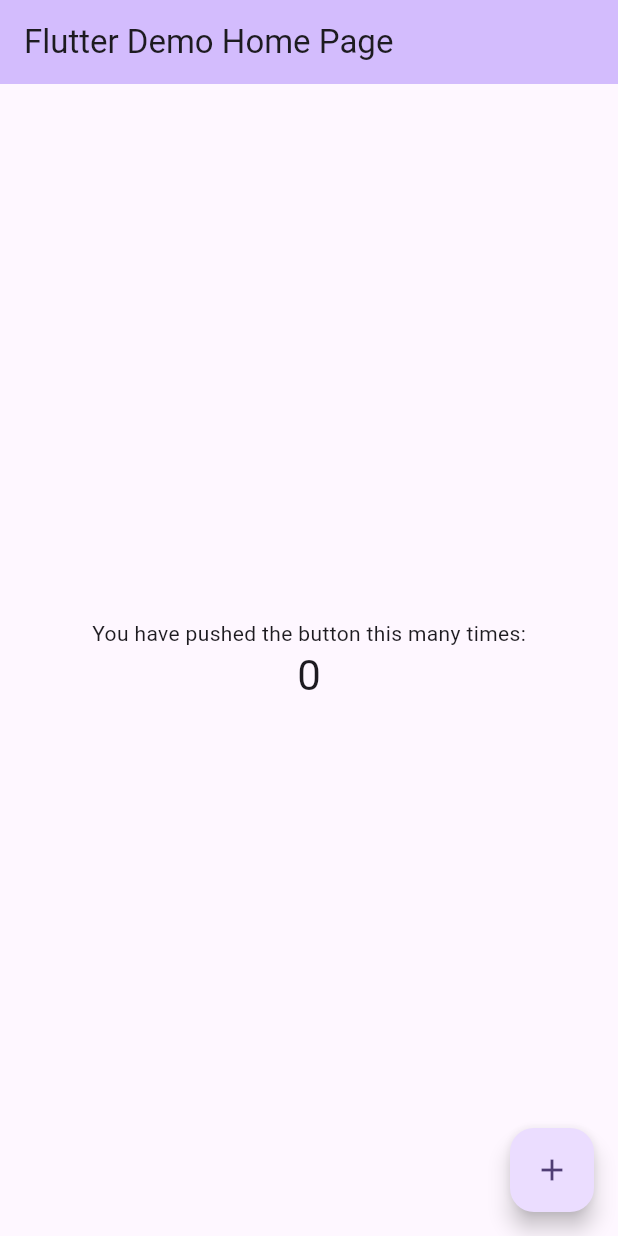
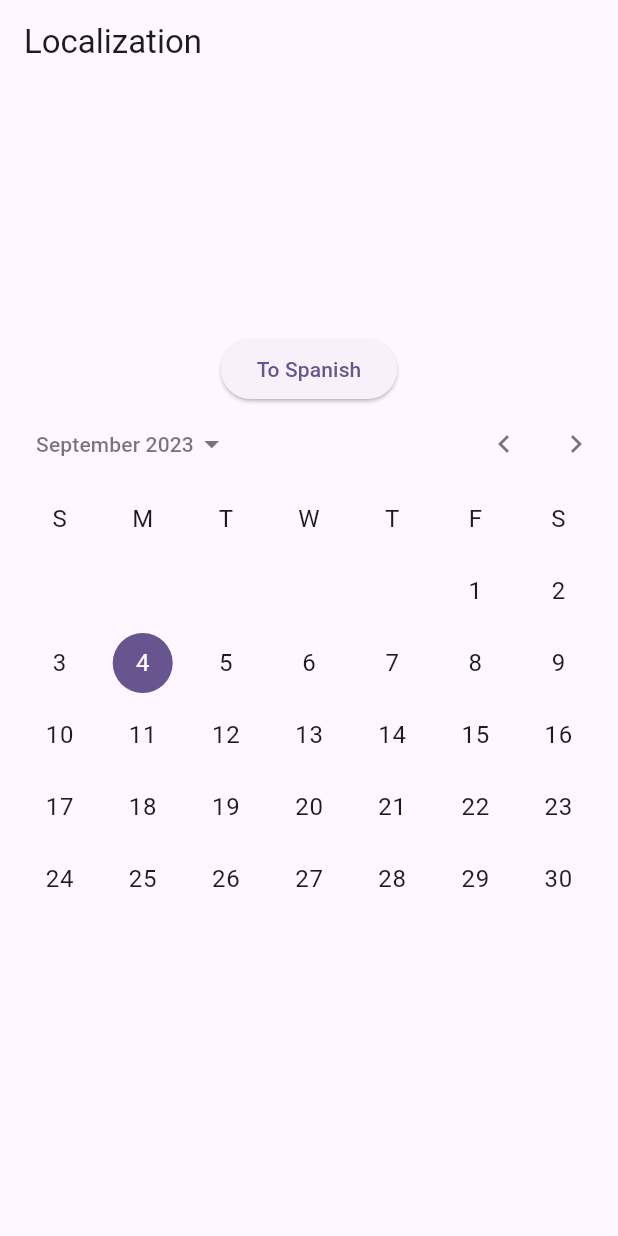
Before and after one commit to salim2468/flutter_animation-project-name, a Flutter app: the screen it shows after launch, on a phone screen of 412 x 824 dp. Run offline on Flutter 3.47's test engine with Material 2 defaults, Android fonts, the phone set to English and light mode, and no system bars.

Commit message:
localizing calender

```diff
--- a/lib/main.dart
+++ b/lib/main.dart
@@ -1,4 +1,5 @@
 import 'package:flutter/material.dart';
+import 'package:flutter_localizations/flutter_localizations.dart';
 
 void main() {
   runApp(const MyApp());
@@ -16,54 +17,74 @@ class MyApp extends StatelessWidget {
         colorScheme: ColorScheme.fromSeed(seedColor: Colors.deepPurple),
         useMaterial3: true,
       ),
-      home: const MyHomePage(title: 'Flutter Demo Home Page'),
+      localizationsDelegates: const [
+        GlobalMaterialLocalizations.delegate,
+        GlobalWidgetsLocalizations.delegate,
+        GlobalCupertinoLocalizations.delegate,
+      ],
+      supportedLocales: const [
+        Locale('en'), // English
+        Locale('es'), // Spanish
+      ],
+      home: const MyWidget(),
     );
   }
 }
 
-class MyHomePage extends StatefulWidget {
-  const MyHomePage({super.key, required this.title});
-  final String title;
+class MyWidget extends StatefulWidget {
+  const MyWidget({super.key});
 
   @override
-  State<MyHomePage> createState() => _MyHomePageState();
+  State<MyWidget> createState() => _MyWidgetState();
 }
 
-class _MyHomePageState extends State<MyHomePage> {
-  int _counter = 0;
-
-  void _incrementCounter() {
-    setState(() {
-      _counter++;
-    });
-  }
-
+class _MyWidgetState extends State<MyWidget> {
+  bool isEng = true;
   @override
   Widget build(BuildContext context) {
     return Scaffold(
       appBar: AppBar(
-        backgroundColor: Theme.of(context).colorScheme.inversePrimary,
-        title: Text(widget.title),
+        title: const Text('Localization'),
       ),
       body: Center(
         child: Column(
           mainAxisAlignment: MainAxisAlignment.center,
           children: <Widget>[
-            const Text(
-              'You have pushed the button this many times:',
-            ),
-            Text(
-              '$_counter',
-              style: Theme.of(context).textTheme.headlineMedium,
+            ElevatedButton(
+                onPressed: () {
+                  setState(() {
+                    isEng = !isEng;
+                  });
+                },
+                child: isEng
+                    ? const Text("To Spanish")
+                    : const Text("To English")),
+            // Add the following code
+            Localizations.override(
+              context: context,
+              locale: Locale(isEng ? 'en' : 'es'),
+              // Using a Builder to get the correct BuildContext.
+              // Alternatively, you can create a new widget and Localizations.override
+              // will pass the updated BuildContext to the new widget.
+              child: Builder(
+                builder: (context) {
+                  // A toy example for an internationalized Material widget.
+                  return Column(
+                    children: [
+                      CalendarDatePicker(
+                        initialDate: DateTime.now(),
+                        firstDate: DateTime(1900),
+                        lastDate: DateTime(2100),
+                        onDateChanged: (value) {},
+                      ),
+                    ],
+                  );
+                },
+              ),
             ),
           ],
         ),
       ),
-      floatingActionButton: FloatingActionButton(
-        onPressed: _incrementCounter,
-        tooltip: 'Increment',
-        child: const Icon(Icons.add),
-      ),
     );
   }
 }
--- a/pubspec.yaml
+++ b/pubspec.yaml
@@ -30,7 +30,9 @@ environment:
 dependencies:
   flutter:
     sdk: flutter
-
+  flutter_localizations:
+    sdk: flutter
+  intl: any
 
   # The following adds the Cupertino Icons font to your application.
   # Use with the CupertinoIcons class for iOS style icons.
```
Also changed, not shown: pubspec.lock.
